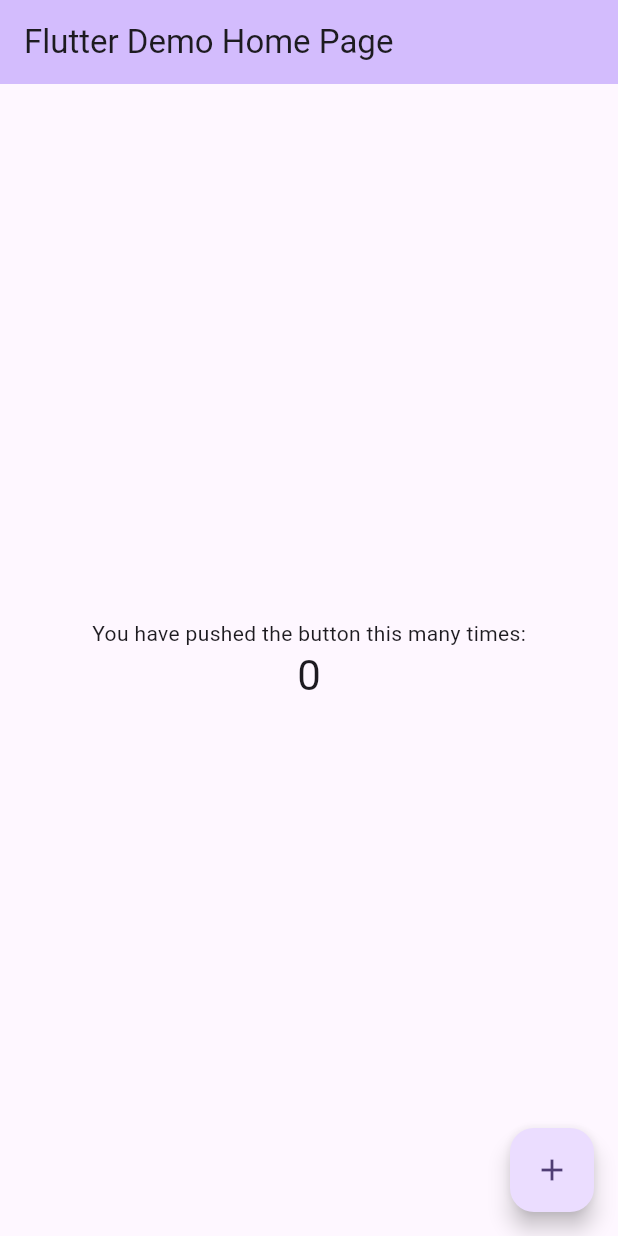
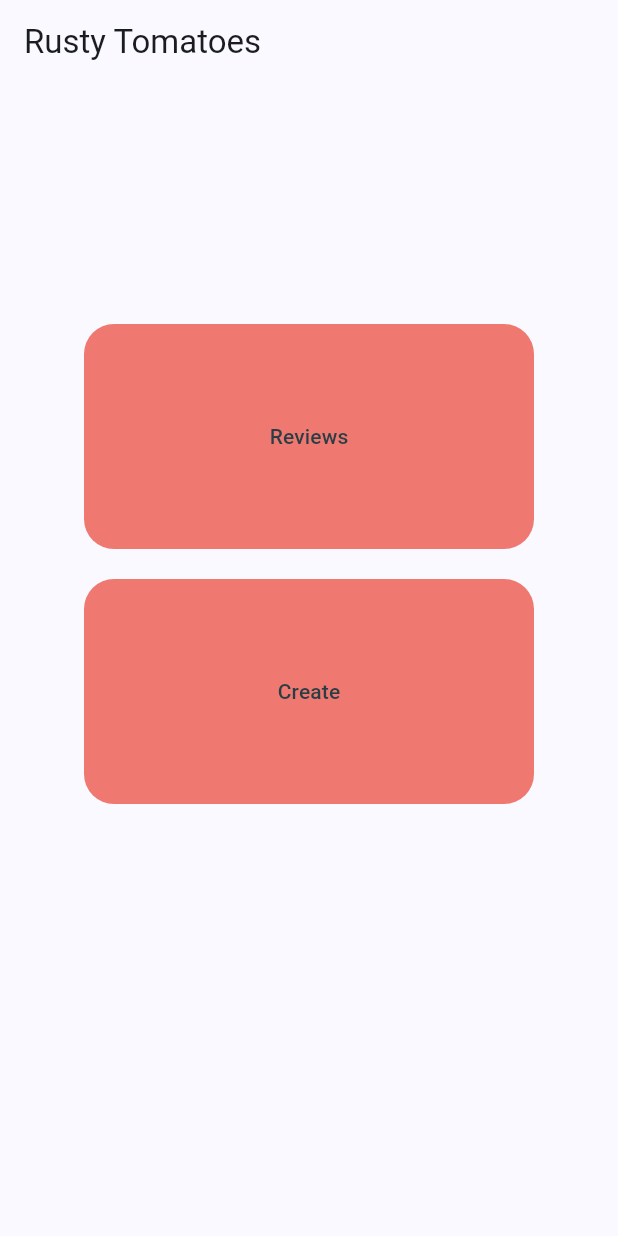
Before and after one commit to Alec-Hallman/RustyTomatoes-the-car-finder, a Flutter app: the screen it shows after launch, on a phone screen of 412 x 824 dp. Run offline on Flutter 3.47's test engine with Material 3 defaults, Android fonts, the phone set to English and light mode, and no system bars.

Commit message:
Basic Framework
Created the home and review page, added navigation.

```diff
--- /dev/null
+++ b/rustytomatoes/lib/home.dart
@@ -0,0 +1,32 @@
+import 'package:flutter/material.dart';
+import 'theme.dart';
+import 'reviews.dart';
+
+class MyHomePage extends StatefulWidget {
+  const MyHomePage({super.key, required this.title});
+
+  final String title;
+
+  @override
+  State<MyHomePage> createState() => _MyHomePageState();
+}
+
+class _MyHomePageState extends State<MyHomePage> {
+  @override
+  Widget build(BuildContext context) {
+    return Scaffold(
+      appBar: AppBar(
+        title: Text(widget.title),
+      ),
+      body: Center(
+        child: Column(children: [
+          const SizedBox(height:160),
+          Container(decoration: const BoxDecoration(borderRadius: BorderRadius.all(Radius.circular(20)), color: AppColors.accentColor),child: SizedBox( height:150, width:300, child: TextButton(onPressed: () {Navigator.push(context, MaterialPageRoute(builder: (context) => const ReviewPage(title: 'reviews')));}, child: Text('Reviews', style: TextStyle(color: AppColors.charcoal)),))),
+          const SizedBox(height: 20),
+          Container(decoration: const BoxDecoration(borderRadius: BorderRadius.all(Radius.circular(20)), color: AppColors.accentColor),child: SizedBox( height:150, width:300, child: TextButton(onPressed: () {print('hello');}, child: Text('Create', style: TextStyle(color: AppColors.charcoal)),))),
+
+        ],),
+      ),
+    );
+  }
+}
--- a/rustytomatoes/lib/main.dart
+++ b/rustytomatoes/lib/main.dart
@@ -1,125 +1,26 @@
+import 'theme.dart';
 import 'package:flutter/material.dart';
+import 'home.dart';
 
 void main() {
   runApp(const MyApp());
 }
 
-class MyApp extends StatelessWidget {
+class MyApp extends StatelessWidget{
   const MyApp({super.key});
+  @override
+  Widget build(BuildContext context){
+      return MaterialApp(
+      title: 'Rusty Tomatoes',
+      theme: ThemeData(
+        colorScheme: ColorScheme.fromSeed(
+          seedColor: AppColors.primaryColor,
+          primary: AppColors.primaryColor,
+          secondary: AppColors.secondaryColor)
+      ),
+      home: const MyHomePage(title: 'Rusty Tomatoes')
 
-  // This widget is the root of your application.
-  @override
-  Widget build(BuildContext context) {
-    return MaterialApp(
-      title: 'Flutter Demo',
-      theme: ThemeData(
-        // This is the theme of your application.
-        //
-        // TRY THIS: Try running your application with "flutter run". You'll see
-        // the application has a purple toolbar. Then, without quitting the app,
-        // try changing the seedColor in the colorScheme below to Colors.green
-        // and then invoke "hot reload" (save your changes or press the "hot
-        // reload" button in a Flutter-supported IDE, or press "r" if you used
-        // the command line to start the app).
-        //
-        // Notice that the counter didn't reset back to zero; the application
-        // state is not lost during the reload. To reset the state, use hot
-        // restart instead.
-        //
-        // This works for code too, not just values: Most code changes can be
-        // tested with just a hot reload.
-        colorScheme: ColorScheme.fromSeed(seedColor: Colors.deepPurple),
-        useMaterial3: true,
-      ),
-      home: const MyHomePage(title: 'Flutter Demo Home Page'),
-    );
-  }
-}
-
-class MyHomePage extends StatefulWidget {
-  const MyHomePage({super.key, required this.title});
-
-  // This widget is the home page of your application. It is stateful, meaning
-  // that it has a State object (defined below) that contains fields that affect
-  // how it looks.
-
-  // This class is the configuration for the state. It holds the values (in this
-  // case the title) provided by the parent (in this case the App widget) and
-  // used by the build method of the State. Fields in a Widget subclass are
-  // always marked "final".
-
-  final String title;
-
-  @override
-  State<MyHomePage> createState() => _MyHomePageState();
-}
-
-class _MyHomePageState extends State<MyHomePage> {
-  int _counter = 0;
-
-  void _incrementCounter() {
-    setState(() {
-      // This call to setState tells the Flutter framework that something has
-      // changed in this State, which causes it to rerun the build method below
-      // so that the display can reflect the updated values. If we changed
-      // _counter without calling setState(), then the build method would not be
-      // called again, and so nothing would appear to happen.
-      _counter++;
-    });
+  );
   }
 
-  @override
-  Widget build(BuildContext context) {
-    // This method is rerun every time setState is called, for instance as done
-    // by the _incrementCounter method above.
-    //
-    // The Flutter framework has been optimized to make rerunning build methods
-    // fast, so that you can just rebuild anything that needs updating rather
-    // than having to individually change instances of widgets.
-    return Scaffold(
-      appBar: AppBar(
-        // TRY THIS: Try changing the color here to a specific color (to
-        // Colors.amber, perhaps?) and trigger a hot reload to see the AppBar
-        // change color while the other colors stay the same.
-        backgroundColor: Theme.of(context).colorScheme.inversePrimary,
-        // Here we take the value from the MyHomePage object that was created by
-        // the App.build method, and use it to set our appbar title.
-        title: Text(widget.title),
-      ),
-      body: Center(
-        // Center is a layout widget. It takes a single child and positions it
-        // in the middle of the parent.
-        child: Column(
-          // Column is also a layout widget. It takes a list of children and
-          // arranges them vertically. By default, it sizes itself to fit its
-          // children horizontally, and tries to be as tall as its parent.
-          //
-          // Column has various properties to control how it sizes itself and
-          // how it positions its children. Here we use mainAxisAlignment to
-          // center the children vertically; the main axis here is the vertical
-          // axis because Columns are vertical (the cross axis would be
-          // horizontal).
-          //
-          // TRY THIS: Invoke "debug painting" (choose the "Toggle Debug Paint"
-          // action in the IDE, or press "p" in the console), to see the
-          // wireframe for each widget.
-          mainAxisAlignment: MainAxisAlignment.center,
-          children: <Widget>[
-            const Text(
-              'You have pushed the button this many times:',
-            ),
-            Text(
-              '$_counter',
-              style: Theme.of(context).textTheme.headlineMedium,
-            ),
-          ],
-        ),
-      ),
-      floatingActionButton: FloatingActionButton(
-        onPressed: _incrementCounter,
-        tooltip: 'Increment',
-        child: const Icon(Icons.add),
-      ), // This trailing comma makes auto-formatting nicer for build methods.
-    );
-  }
 }
--- /dev/null
+++ b/rustytomatoes/lib/theme.dart
@@ -0,0 +1,9 @@
+import 'package:flutter/material.dart';
+
+class AppColors {
+ static const Color primaryColor = Color.fromARGB(255, 120, 154, 212);
+  static const Color secondaryColor = Color.fromARGB(255, 255, 255, 255);
+  static const Color accentColor = Color.fromARGB(255, 239, 121, 112);
+  static const Color green = Color.fromARGB(255, 128, 171, 130);
+  static const Color charcoal = Color.fromARGB(255, 42, 61, 69);
+}
```
Also changed, not shown: rustytomatoes/lib/reviews.dart (added, +33 -0 lines).
